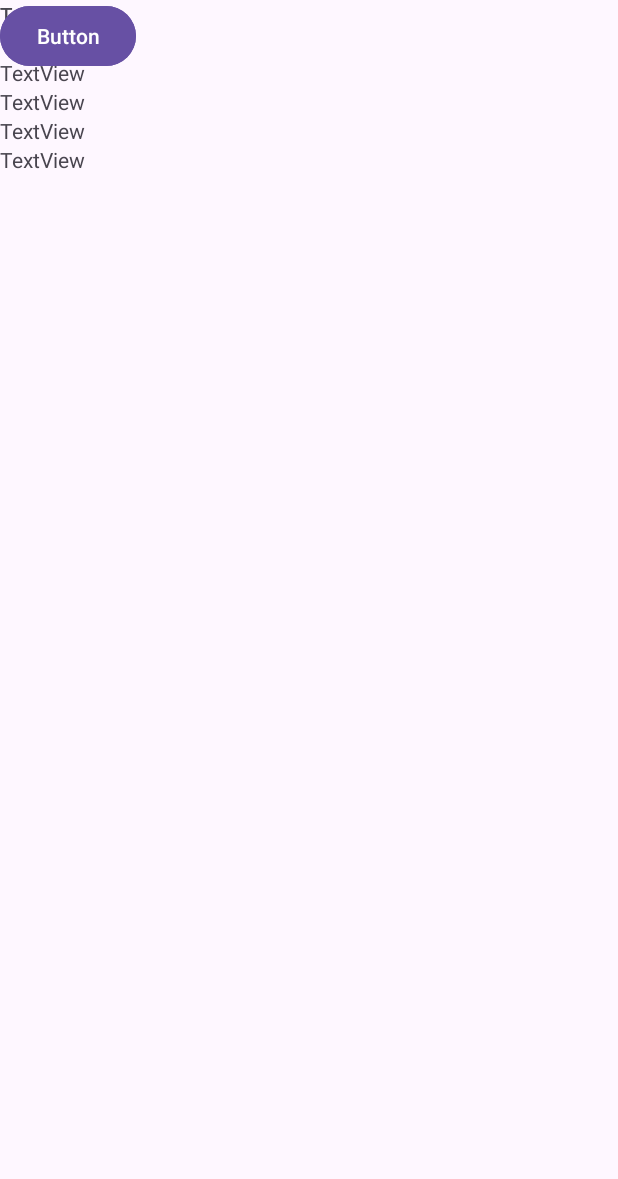
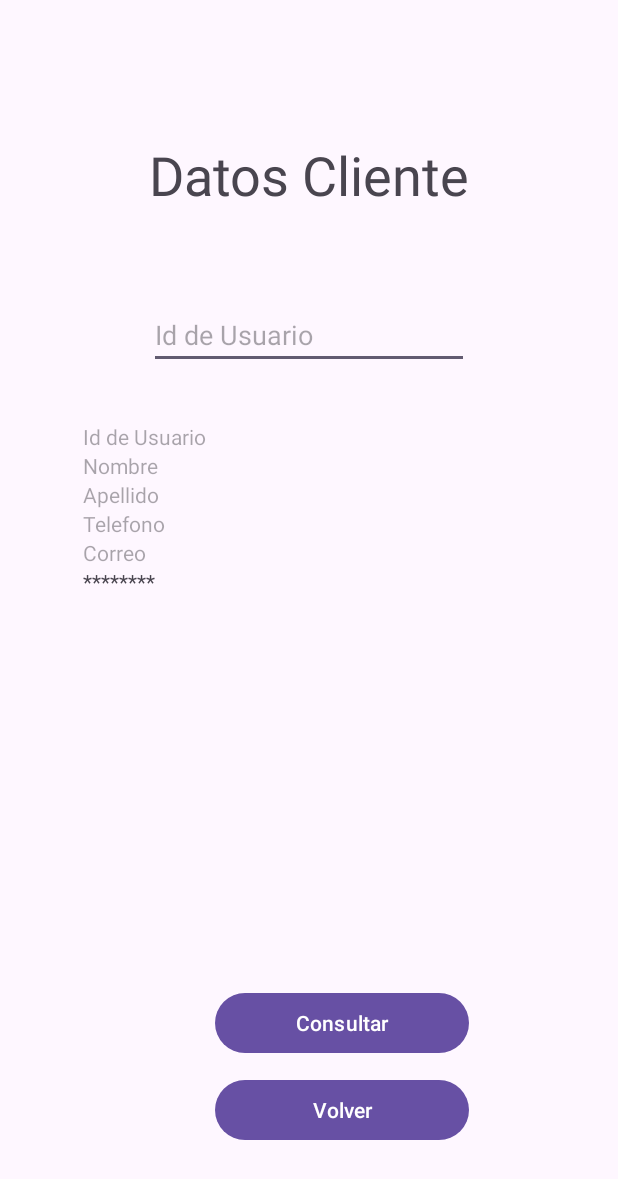
Before and after one commit to bamg359/Moviles2024, an Android app: the VerDatosCliente screen opened directly, with no data from a screen before it, on a phone screen of 412 x 824 dp. Shown: the top 1179 px of the screen. Run offline under Robolectric (Android 15) with nearby library versions, the phone set to English and light mode, and no system bars; our stand-ins replace Firebase (no records; nobody signed in at launch, a user with empty details on screens opened directly).

Commit message:
Clase 05 de Junio
Avance

```diff
--- a/BookingCesdecom/app/src/main/java/co/com/cesde/bookingcesdecom/RegistroOferta.java
+++ b/BookingCesdecom/app/src/main/java/co/com/cesde/bookingcesdecom/RegistroOferta.java
@@ -103,7 +103,7 @@ public class RegistroOferta extends AppCompatActivity {
 
     public void cancelarCrearOferta(){
 
-        Intent intent= new Intent(this, MainActivity.class);
+        Intent intent= new Intent(this, Dashboard.class);
         startActivity(intent);
     }
 
--- a/BookingCesdecom/app/src/main/java/co/com/cesde/bookingcesdecom/VerDatosCliente.java
+++ b/BookingCesdecom/app/src/main/java/co/com/cesde/bookingcesdecom/VerDatosCliente.java
@@ -3,12 +3,54 @@ package co.com.cesde.bookingcesdecom;
 import androidx.appcompat.app.AppCompatActivity;
 
 import android.os.Bundle;
+import android.widget.Button;
+import android.widget.EditText;
+import android.widget.TextView;
+
+import com.google.firebase.database.DatabaseReference;
+import com.google.firebase.database.FirebaseDatabase;
 
 public class VerDatosCliente extends AppCompatActivity {
+
+
+    FirebaseDatabase database = FirebaseDatabase.getInstance();
+
+    DatabaseReference reference = database.getReference().child("Clientes");
+
+
+    TextView txtVerId;
+    TextView txtVerNOmbreUsuario;
+    TextView txtVerApellidoUsuario;
+    TextView txtVerTelefonoUsuario;
+    TextView txtVerCorreoUsuario;
+    TextView txtVerContrasena;
+
+    Button btnConsultarUsuario;
+    Button btnVolverDashboard;
+
+    EditText inputIdUsuario;
+
 
     @Override
     protected void onCreate(Bundle savedInstanceState) {
         super.onCreate(savedInstanceState);
         setContentView(R.layout.activity_ver_datos_cliente);
+
+
+
+
+
     }
+
+
+    public void verDatosCliente(){
+
+        //String id =
+
+
+
+    }
+
+
+
 }
--- a/BookingCesdecom/app/src/main/res/layout/activity_dashboard.xml
+++ b/BookingCesdecom/app/src/main/res/layout/activity_dashboard.xml
@@ -32,7 +32,7 @@
         android:layout_width="wrap_content"
         android:layout_height="wrap_content"
         android:layout_marginTop="45dp"
-        android:layout_marginEnd="38dp"
+        android:layout_marginEnd="36dp"
         android:contentDescription="Creador Oferta"
         app:layout_constraintEnd_toEndOf="parent"
         app:layout_constraintTop_toBottomOf="@+id/txt_ver_nombre_usuario"
@@ -49,7 +49,7 @@
         app:srcCompat="@drawable/ic_launcher_foreground" />
 
     <ImageButton
-        android:id="@+id/btn_ir_acerca_app"
+        android:id="@+id/btn_ir_reservas"
         android:layout_width="wrap_content"
         android:layout_height="wrap_content"
         android:layout_marginTop="21dp"
--- a/BookingCesdecom/app/src/main/res/layout/activity_ver_datos_cliente.xml
+++ b/BookingCesdecom/app/src/main/res/layout/activity_ver_datos_cliente.xml
@@ -7,70 +7,101 @@
     tools:context=".VerDatosCliente">
 
     <TextView
-        android:id="@+id/textView9"
+        android:id="@+id/tag_datos_cliente"
         android:layout_width="wrap_content"
         android:layout_height="wrap_content"
-        android:text="TextView"
-        tools:layout_editor_absoluteX="176dp"
-        tools:layout_editor_absoluteY="134dp" />
+        android:layout_marginTop="92dp"
+        android:layout_marginBottom="60dp"
+        android:text="Datos Cliente"
+        android:textSize="36sp"
+        app:layout_constraintBottom_toTopOf="@+id/input_id_consulta_usuario"
+        app:layout_constraintStart_toStartOf="@+id/input_id_consulta_usuario"
+        app:layout_constraintTop_toTopOf="parent" />
 
     <LinearLayout
-        android:layout_width="301dp"
-        android:layout_height="259dp"
+        android:id="@+id/linearLayout7"
+        android:layout_width="0dp"
+        android:layout_height="0dp"
+        android:layout_marginStart="55dp"
+        android:layout_marginEnd="55dp"
+        android:layout_marginBottom="26dp"
         android:orientation="vertical"
-        tools:layout_editor_absoluteX="55dp"
-        tools:layout_editor_absoluteY="225dp">
+        app:layout_constraintBottom_toTopOf="@+id/btn_ver_datos_usuario"
+        app:layout_constraintEnd_toEndOf="parent"
+        app:layout_constraintStart_toStartOf="parent"
+        app:layout_constraintTop_toBottomOf="@+id/input_id_consulta_usuario">
 
         <TextView
-            android:id="@+id/textView10"
+            android:id="@+id/txt_ver_id_usuario"
             android:layout_width="match_parent"
             android:layout_height="wrap_content"
-            android:text="TextView" />
+            android:hint="Id de Usuario" />
 
         <TextView
-            android:id="@+id/textView11"
+            android:id="@+id/txt_ver_nombre_usuario2"
             android:layout_width="match_parent"
             android:layout_height="wrap_content"
-            android:text="TextView" />
+            android:hint="Nombre" />
 
         <TextView
-            android:id="@+id/textView12"
+            android:id="@+id/txt_ver_apellido_usuario"
             android:layout_width="match_parent"
             android:layout_height="wrap_content"
-            android:text="TextView" />
+            android:hint="Apellido" />
 
         <TextView
-            android:id="@+id/textView13"
+            android:id="@+id/txt_ver_tel_usuario"
             android:layout_width="match_parent"
             android:layout_height="wrap_content"
-            android:text="TextView" />
+            android:hint="Telefono" />
 
         <TextView
-            android:id="@+id/textView14"
+            android:id="@+id/txt_ver_correo_usuario"
             android:layout_width="match_parent"
             android:layout_height="wrap_content"
-            android:text="TextView" />
+            android:hint="Correo" />
 
         <TextView
-            android:id="@+id/textView15"
+            android:id="@+id/txt_ver_password_usuario"
             android:layout_width="match_parent"
             android:layout_height="wrap_content"
-            android:text="TextView" />
+            android:text="********" />
     </LinearLayout>
 
     <Button
-        android:id="@+id/button"
+        android:id="@+id/btn_ver_datos_usuario"
+        android:layout_width="0dp"
+        android:layout_height="wrap_content"
+        android:layout_marginStart="44dp"
+        android:layout_marginEnd="44dp"
+        android:layout_marginBottom="10dp"
+        android:text="Consultar"
+        app:layout_constraintBottom_toTopOf="@+id/btn_volver_dashboard1"
+        app:layout_constraintEnd_toEndOf="@+id/linearLayout7"
+        app:layout_constraintStart_toStartOf="@+id/input_id_consulta_usuario"
+        app:layout_constraintTop_toBottomOf="@+id/linearLayout7" />
+
+    <Button
+        android:id="@+id/btn_volver_dashboard1"
+        android:layout_width="0dp"
+        android:layout_height="wrap_content"
+        android:layout_marginBottom="60dp"
+        android:text="Volver"
+        app:layout_constraintBottom_toBottomOf="parent"
+        app:layout_constraintEnd_toEndOf="@+id/btn_ver_datos_usuario"
+        app:layout_constraintStart_toStartOf="@+id/btn_ver_datos_usuario"
+        app:layout_constraintTop_toBottomOf="@+id/btn_ver_datos_usuario" />
+
+    <EditText
+        android:id="@+id/input_id_consulta_usuario"
         android:layout_width="wrap_content"
         android:layout_height="wrap_content"
-        android:text="Button"
-        tools:layout_editor_absoluteX="165dp"
-        tools:layout_editor_absoluteY="512dp" />
-
-    <Button
-        android:id="@+id/button2"
-        android:layout_width="wrap_content"
-        android:layout_height="wrap_content"
-        android:text="Button"
-        tools:layout_editor_absoluteX="165dp"
-        tools:layout_editor_absoluteY="560dp" />
+        android:layout_marginBottom="35dp"
+        android:ems="10"
+        android:hint="Id de Usuario"
+        android:inputType="text"
+        app:layout_constraintBottom_toTopOf="@+id/linearLayout7"
+        app:layout_constraintEnd_toEndOf="parent"
+        app:layout_constraintStart_toStartOf="parent"
+        app:layout_constraintTop_toBottomOf="@+id/tag_datos_cliente" />
 </androidx.constraintlayout.widget.ConstraintLayout>
```
Also changed, not shown: BookingCesdecom/app/src/main/java/co/com/cesde/bookingcesdecom/Dashboard.java (+108 -0 lines), BookingCesdecom/app/src/main/java/co/com/cesde/bookingcesdecom/InicioSesion.java (+46 -0 lines), BookingCesdecom/app/src/main/java/co/com/cesde/bookingcesdecom/RegistroUsuario.java (+62 -0 lines), BookingCesdecom/app/src/main/res/layout/activity_home.xml (+9 -5 lines).
